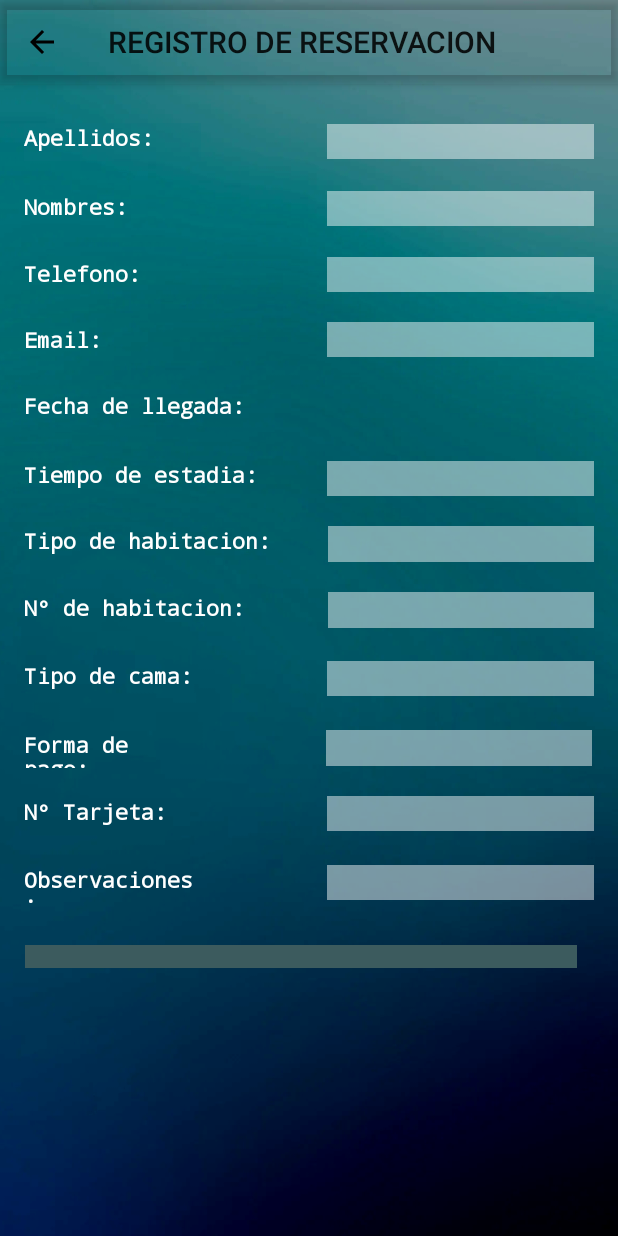
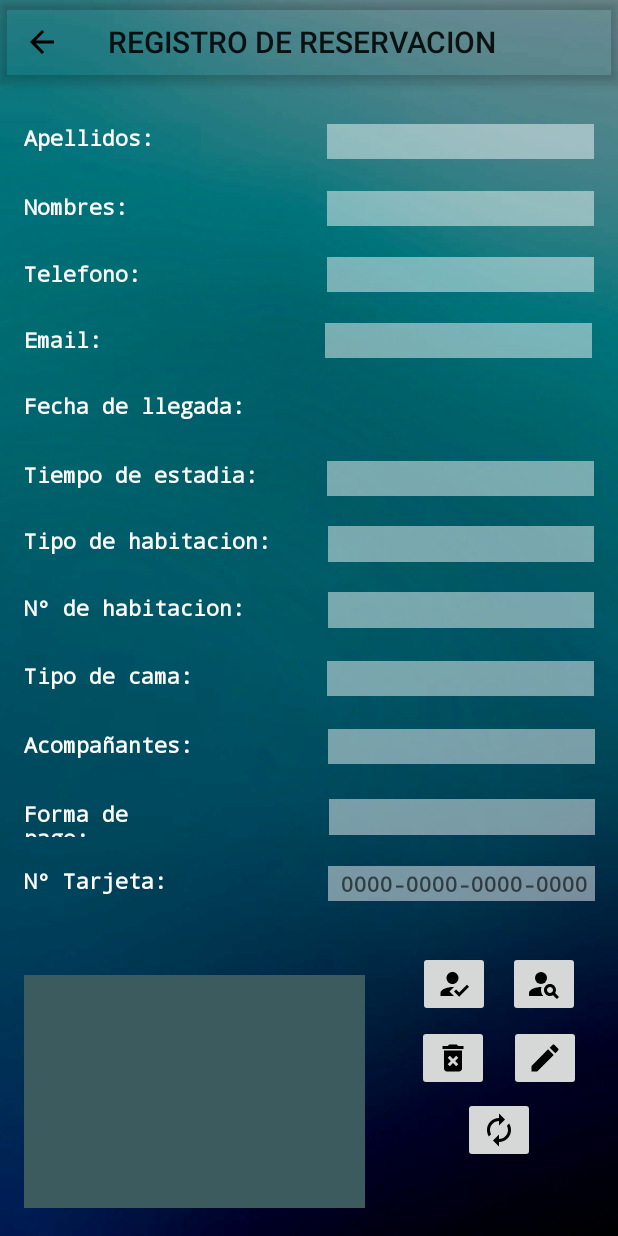
Before and after one commit to angelQM-creator/Hotel, an Android app built with Jetpack Compose: the Reservacion screen opened directly, with no data from a screen before it, on a phone screen of 412 x 824 dp. Run offline under Robolectric (Android 15) with nearby library versions, the phone set to English and light mode, and no system bars.

```diff
--- /dev/null
+++ b/app/src/main/res/drawable/baseline_autorenew_24.xml
@@ -0,0 +1,5 @@
+<vector xmlns:android="http://schemas.android.com/apk/res/android" android:height="24dp" android:tint="#000000" android:viewportHeight="24" android:viewportWidth="24" android:width="24dp">
+
+    <path android:fillColor="@android:color/white" android:pathData="M12,6v3l4,-4 -4,-4v3c-4.42,0 -8,3.58 -8,8 0,1.57 0.46,3.03 1.24,4.26L6.7,14.8c-0.45,-0.83 -0.7,-1.79 -0.7,-2.8 0,-3.31 2.69,-6 6,-6zM18.76,7.74L17.3,9.2c0.44,0.84 0.7,1.79 0.7,2.8 0,3.31 -2.69,6 -6,6v-3l-4,4 4,4v-3c4.42,0 8,-3.58 8,-8 0,-1.57 -0.46,-3.03 -1.24,-4.26z"/>
+
+</vector>
--- /dev/null
+++ b/app/src/main/res/drawable/baseline_delete_forever_24.xml
@@ -0,0 +1,5 @@
+<vector xmlns:android="http://schemas.android.com/apk/res/android" android:height="24dp" android:tint="#000000" android:viewportHeight="24" android:viewportWidth="24" android:width="24dp">
+
+    <path android:fillColor="@android:color/white" android:pathData="M6,19c0,1.1 0.9,2 2,2h8c1.1,0 2,-0.9 2,-2L18,7L6,7v12zM8.46,11.88l1.41,-1.41L12,12.59l2.12,-2.12 1.41,1.41L13.41,14l2.12,2.12 -1.41,1.41L12,15.41l-2.12,2.12 -1.41,-1.41L10.59,14l-2.13,-2.12zM15.5,4l-1,-1h-5l-1,1L5,4v2h14L19,4z"/>
+
+</vector>
--- /dev/null
+++ b/app/src/main/res/drawable/baseline_how_to_reg_24.xml
@@ -0,0 +1,7 @@
+<vector xmlns:android="http://schemas.android.com/apk/res/android" android:height="24dp" android:tint="#000000" android:viewportHeight="24" android:viewportWidth="24" android:width="24dp">
+
+    <path android:fillColor="@android:color/white" android:fillType="evenOdd" android:pathData="M9,17l3,-2.94c-0.39,-0.04 -0.68,-0.06 -1,-0.06 -2.67,0 -8,1.34 -8,4v2h9l-3,-3zM11,12c2.21,0 4,-1.79 4,-4s-1.79,-4 -4,-4 -4,1.79 -4,4 1.79,4 4,4"/>
+
+    <path android:fillColor="@android:color/white" android:fillType="evenOdd" android:pathData="M15.47,20.5L12,17l1.4,-1.41 2.07,2.08 5.13,-5.17 1.4,1.41z"/>
+
+</vector>
--- /dev/null
+++ b/app/src/main/res/drawable/baseline_mode_edit_24.xml
@@ -0,0 +1,5 @@
+<vector xmlns:android="http://schemas.android.com/apk/res/android" android:height="24dp" android:tint="#000000" android:viewportHeight="24" android:viewportWidth="24" android:width="24dp">
+
+    <path android:fillColor="@android:color/white" android:pathData="M3,17.25V21h3.75L17.81,9.94l-3.75,-3.75L3,17.25zM20.71,7.04c0.39,-0.39 0.39,-1.02 0,-1.41l-2.34,-2.34c-0.39,-0.39 -1.02,-0.39 -1.41,0l-1.83,1.83 3.75,3.75 1.83,-1.83z"/>
+
+</vector>
--- /dev/null
+++ b/app/src/main/res/drawable/baseline_person_search_24.xml
@@ -0,0 +1,9 @@
+<vector xmlns:android="http://schemas.android.com/apk/res/android" android:height="24dp" android:tint="#000000" android:viewportHeight="24" android:viewportWidth="24" android:width="24dp">
+
+    <path android:fillColor="@android:color/white" android:pathData="M10,8m-4,0a4,4 0,1 1,8 0a4,4 0,1 1,-8 0"/>
+
+    <path android:fillColor="@android:color/white" android:pathData="M10.35,14.01C7.62,13.91 2,15.27 2,18v2h9.54C9.07,17.24 10.31,14.11 10.35,14.01z"/>
+
+    <path android:fillColor="@android:color/white" android:pathData="M19.43,18.02C19.79,17.43 20,16.74 20,16c0,-2.21 -1.79,-4 -4,-4s-4,1.79 -4,4c0,2.21 1.79,4 4,4c0.74,0 1.43,-0.22 2.02,-0.57L20.59,22L22,20.59L19.43,18.02zM16,18c-1.1,0 -2,-0.9 -2,-2c0,-1.1 0.9,-2 2,-2s2,0.9 2,2C18,17.1 17.1,18 16,18z"/>
+
+</vector>
--- a/app/src/main/res/layout/activity_reservacion.xml
+++ b/app/src/main/res/layout/activity_reservacion.xml
@@ -8,23 +8,6 @@
     android:background="@drawable/fnd3"
     tools:context=".Reservacion">
 
-
-    <TextView
-        android:id="@+id/textView13"
-        android:layout_width="368dp"
-        android:layout_height="15dp"
-        android:background="#3C5B5E"
-        android:fontFamily="monospace"
-        android:textAlignment="textStart"
-        android:textColor="#FFFFFF"
-        android:textSize="14sp"
-        android:textStyle="bold"
-        app:layout_constraintBottom_toBottomOf="parent"
-        app:layout_constraintEnd_toEndOf="parent"
-        app:layout_constraintHorizontal_bias="0.372"
-        app:layout_constraintStart_toStartOf="parent"
-        app:layout_constraintTop_toTopOf="parent"
-        app:layout_constraintVertical_bias="0.779" />
 
     <TextView
         android:id="@+id/textView17"
@@ -181,6 +164,23 @@
         app:layout_constraintVertical_bias="0.552" />
 
     <TextView
+        android:id="@+id/textView14"
+        android:layout_width="118dp"
+        android:layout_height="25dp"
+        android:fontFamily="monospace"
+        android:text="N° Tarjeta:"
+        android:textAlignment="textStart"
+        android:textColor="#FFFFFF"
+        android:textSize="14sp"
+        android:textStyle="bold"
+        app:layout_constraintBottom_toBottomOf="parent"
+        app:layout_constraintEnd_toEndOf="parent"
+        app:layout_constraintHorizontal_bias="0.054"
+        app:layout_constraintStart_toStartOf="parent"
+        app:layout_constraintTop_toTopOf="parent"
+        app:layout_constraintVertical_bias="0.723" />
+
+    <TextView
         android:id="@+id/textView15"
         android:layout_width="118dp"
         android:layout_height="25dp"
@@ -195,14 +195,62 @@
         app:layout_constraintHorizontal_bias="0.054"
         app:layout_constraintStart_toStartOf="parent"
         app:layout_constraintTop_toTopOf="parent"
-        app:layout_constraintVertical_bias="0.609" />
+        app:layout_constraintVertical_bias="0.667" />
+
+    <EditText
+        android:id="@+id/txt6"
+        android:layout_width="178dp"
+        android:layout_height="23dp"
+        android:background="#79FFFFFF"
+        android:ems="10"
+        android:fontFamily="monospace"
+        android:hint=" 0000-0000-0000-0000"
+        android:inputType="number"
+        android:textColor="#000000"
+        android:textSize="14sp"
+        android:textStyle="bold"
+        app:layout_constraintBottom_toBottomOf="parent"
+        app:layout_constraintEnd_toEndOf="parent"
+        app:layout_constraintHorizontal_bias="0.935"
+        app:layout_constraintStart_toStartOf="parent"
+        app:layout_constraintTop_toTopOf="parent"
+        app:layout_constraintVertical_bias="0.721" />
+
+    <Spinner
+        android:id="@+id/spinner2"
+        android:layout_width="177dp"
+        android:layout_height="24dp"
+        android:background="#79FFFFFF"
+        app:layout_constraintBottom_toBottomOf="parent"
+        app:layout_constraintEnd_toEndOf="parent"
+        app:layout_constraintHorizontal_bias="0.935"
+        app:layout_constraintStart_toStartOf="parent"
+        app:layout_constraintTop_toTopOf="parent"
+        app:layout_constraintVertical_bias="0.666" />
+
+    <TextView
+        android:id="@+id/textView13"
+        android:layout_width="227dp"
+        android:layout_height="155dp"
+        android:background="#3C5B5E"
+        android:fontFamily="monospace"
+        android:textAlignment="textStart"
+        android:textColor="#FFFFFF"
+        android:textSize="14sp"
+        android:textStyle="bold"
+        app:layout_constraintBottom_toBottomOf="parent"
+        app:layout_constraintEnd_toEndOf="parent"
+        app:layout_constraintHorizontal_bias="0.086"
+        app:layout_constraintStart_toStartOf="parent"
+        app:layout_constraintTop_toTopOf="parent"
+        app:layout_constraintVertical_bias="0.972" />
 
     <TextView
         android:id="@+id/textView16"
         android:layout_width="118dp"
         android:layout_height="25dp"
         android:fontFamily="monospace"
-        android:text="Observaciones:"
+        android:text="Acompañantes:"
         android:textAlignment="textStart"
         android:textColor="#FFFFFF"
         android:textSize="14sp"
@@ -212,24 +260,25 @@
         app:layout_constraintHorizontal_bias="0.054"
         app:layout_constraintStart_toStartOf="parent"
         app:layout_constraintTop_toTopOf="parent"
-        app:layout_constraintVertical_bias="0.722" />
+        app:layout_constraintVertical_bias="0.609" />
 
-    <TextView
-        android:id="@+id/textView14"
-        android:layout_width="118dp"
-        android:layout_height="25dp"
+    <EditText
+        android:id="@+id/txt7"
+        android:layout_width="178dp"
+        android:layout_height="23dp"
+        android:background="#79FFFFFF"
+        android:ems="10"
         android:fontFamily="monospace"
-        android:text="N° Tarjeta:"
-        android:textAlignment="textStart"
-        android:textColor="#FFFFFF"
+        android:inputType="number"
+        android:textColor="#000000"
         android:textSize="14sp"
         android:textStyle="bold"
         app:layout_constraintBottom_toBottomOf="parent"
         app:layout_constraintEnd_toEndOf="parent"
-        app:layout_constraintHorizontal_bias="0.054"
+        app:layout_constraintHorizontal_bias="0.935"
         app:layout_constraintStart_toStartOf="parent"
         app:layout_constraintTop_toTopOf="parent"
-        app:layout_constraintVertical_bias="0.665" />
+        app:layout_constraintVertical_bias="0.607" />
 
     <com.google.android.material.appbar.AppBarLayout
         android:id="@+id/appBarLayout2"
@@ -247,7 +296,7 @@
     </com.google.android.material.appbar.AppBarLayout>
 
     <EditText
-        android:id="@+id/txt"
+        android:id="@+id/txtapellido"
         android:layout_width="178dp"
         android:layout_height="23dp"
         android:background="#79FFFFFF"
@@ -265,7 +314,7 @@
         app:layout_constraintVertical_bias="0.103" />
 
     <EditText
-        android:id="@+id/txt1"
+        android:id="@+id/txtnombre"
         android:layout_width="178dp"
         android:layout_height="23dp"
         android:background="#79FFFFFF"
@@ -283,22 +332,22 @@
         app:layout_constraintVertical_bias="0.159" />
 
     <EditText
-        android:id="@+id/txt3"
+        android:id="@+id/txtemail"
         android:layout_width="178dp"
         android:layout_height="23dp"
         android:background="#79FFFFFF"
         android:ems="10"
         android:fontFamily="monospace"
-        android:inputType="text"
+        android:inputType="textEmailAddress"
         android:textColor="#000000"
         android:textSize="14sp"
         android:textStyle="bold"
         app:layout_constraintBottom_toBottomOf="parent"
         app:layout_constraintEnd_toEndOf="parent"
-        app:layout_constraintHorizontal_bias="0.931"
+        app:layout_constraintHorizontal_bias="0.927"
         app:layout_constraintStart_toStartOf="parent"
         app:layout_constraintTop_toTopOf="parent"
-        app:layout_constraintVertical_bias="0.268" />
+        app:layout_constraintVertical_bias="0.269" />
 
     <EditText
         android:id="@+id/txt4"
@@ -307,7 +356,7 @@
         android:background="#79FFFFFF"
         android:ems="10"
         android:fontFamily="monospace"
-        android:inputType="text"
+        android:inputType="number"
         android:textColor="#000000"
         android:textSize="14sp"
         android:textStyle="bold"
@@ -337,49 +386,13 @@
         app:layout_constraintVertical_bias="0.55" />
 
     <EditText
-        android:id="@+id/txt6"
+        android:id="@+id/txttelefono"
         android:layout_width="178dp"
         android:layout_height="23dp"
         android:background="#79FFFFFF"
         android:ems="10"
         android:fontFamily="monospace"
-        android:inputType="text"
-        android:textColor="#000000"
-        android:textSize="14sp"
-        android:textStyle="bold"
-        app:layout_constraintBottom_toBottomOf="parent"
-        app:layout_constraintEnd_toEndOf="parent"
-        app:layout_constraintHorizontal_bias="0.931"
-        app:layout_constraintStart_toStartOf="parent"
-        app:layout_constraintTop_toTopOf="parent"
-        app:layout_constraintVertical_bias="0.663" />
-
-    <EditText
-        android:id="@+id/txt7"
-        android:layout_width="178dp"
-        android:layout_height="23dp"
-        android:background="#79FFFFFF"
-        android:ems="10"
-        android:fontFamily="monospace"
-        android:inputType="text"
-        android:textColor="#000000"
-        android:textSize="14sp"
-        android:textStyle="bold"
-        app:layout_constraintBottom_toBottomOf="parent"
-        app:layout_constraintEnd_toEndOf="parent"
-        app:layout_constraintHorizontal_bias="0.931"
-        app:layout_constraintStart_toStartOf="parent"
-        app:layout_constraintTop_toTopOf="parent"
-        app:layout_constraintVertical_bias="0.72" />
-
-    <EditText
-        android:id="@+id/txt2"
-        android:layout_width="178dp"
-        android:layout_height="23dp"
-        android:background="#79FFFFFF"
-        android:ems="10"
-        android:fontFamily="monospace"
-        android:inputType="text"
+        android:inputType="number"
         android:textColor="#000000"
         android:textSize="14sp"
         android:textStyle="bold"
@@ -403,18 +416,6 @@
         app:layout_constraintVertical_bias="0.438" />
 
     <Spinner
-        android:id="@+id/spinner2"
-        android:layout_width="177dp"
-        android:layout_height="24dp"
-        android:background="#79FFFFFF"
-        app:layout_constraintBottom_toBottomOf="parent"
-        app:layout_constraintEnd_toEndOf="parent"
-        app:layout_constraintHorizontal_bias="0.927"
-        app:layout_constraintStart_toStartOf="parent"
-        app:layout_constraintTop_toTopOf="parent"
-        app:layout_constraintVertical_bias="0.608" />
-
-    <Spinner
         android:id="@+id/spinner"
         android:layout_width="177dp"
         android:layout_height="24dp"
@@ -426,4 +427,64 @@
         app:layout_constraintTop_toTopOf="parent"
         app:layout_constraintVertical_bias="0.493" />
 
+    <ImageButton
+        android:id="@+id/imgbtnnuevo"
+        android:layout_width="wrap_content"
+        android:layout_height="wrap_content"
+        app:layout_constraintBottom_toBottomOf="parent"
+        app:layout_constraintEnd_toEndOf="parent"
+        app:layout_constraintHorizontal_bias="0.848"
+        app:layout_constraintStart_toStartOf="parent"
+        app:layout_constraintTop_toTopOf="parent"
+        app:layout_constraintVertical_bias="0.938"
+        app:srcCompat="@drawable/baseline_autorenew_24" />
+
+    <ImageButton
+        android:id="@+id/imgbtneliminar"
+        android:layout_width="wrap_content"
+        android:layout_height="wrap_content"
+        app:layout_constraintBottom_toBottomOf="parent"
+        app:layout_constraintEnd_toEndOf="parent"
+        app:layout_constraintHorizontal_bias="0.763"
+        app:layout_constraintStart_toStartOf="parent"
+        app:layout_constraintTop_toTopOf="parent"
+        app:layout_constraintVertical_bias="0.876"
+        app:srcCompat="@drawable/baseline_delete_forever_24" />
+
+    <ImageButton
+        android:id="@+id/imgbtnregistrar"
+        android:layout_width="wrap_content"
+        android:layout_height="wrap_content"
+        app:layout_constraintBottom_toBottomOf="parent"
+        app:layout_constraintEnd_toEndOf="parent"
+        app:layout_constraintHorizontal_bias="0.765"
+        app:layout_constraintStart_toStartOf="parent"
+        app:layout_constraintTop_toTopOf="parent"
+        app:layout_constraintVertical_bias="0.813"
+        app:srcCompat="@drawable/baseline_how_to_reg_24" />
+
+    <ImageButton
+        android:id="@+id/imgbtneditar"
+        android:layout_width="wrap_content"
+        android:layout_height="wrap_content"
+        app:layout_constraintBottom_toBottomOf="parent"
+        app:layout_constraintEnd_toEndOf="parent"
+        app:layout_constraintHorizontal_bias="0.933"
+        app:layout_constraintStart_toStartOf="parent"
+        app:layout_constraintTop_toTopOf="parent"
+        app:layout_constraintVertical_bias="0.876"
+        app:srcCompat="@drawable/baseline_mode_edit_24" />
+
+    <ImageButton
+        android:id="@+id/imgbtnbuscar"
+        android:layout_width="wrap_content"
+        android:layout_height="wrap_content"
+        app:layout_constraintBottom_toBottomOf="parent"
+        app:layout_constraintEnd_toEndOf="parent"
+        app:layout_constraintHorizontal_bias="0.931"
+        app:layout_constraintStart_toStartOf="parent"
+        app:layout_constraintTop_toTopOf="parent"
+        app:layout_constraintVertical_bias="0.813"
+        app:srcCompat="@drawable/baseline_person_search_24" />
+
 </androidx.constraintlayout.widget.ConstraintLayout>
```
